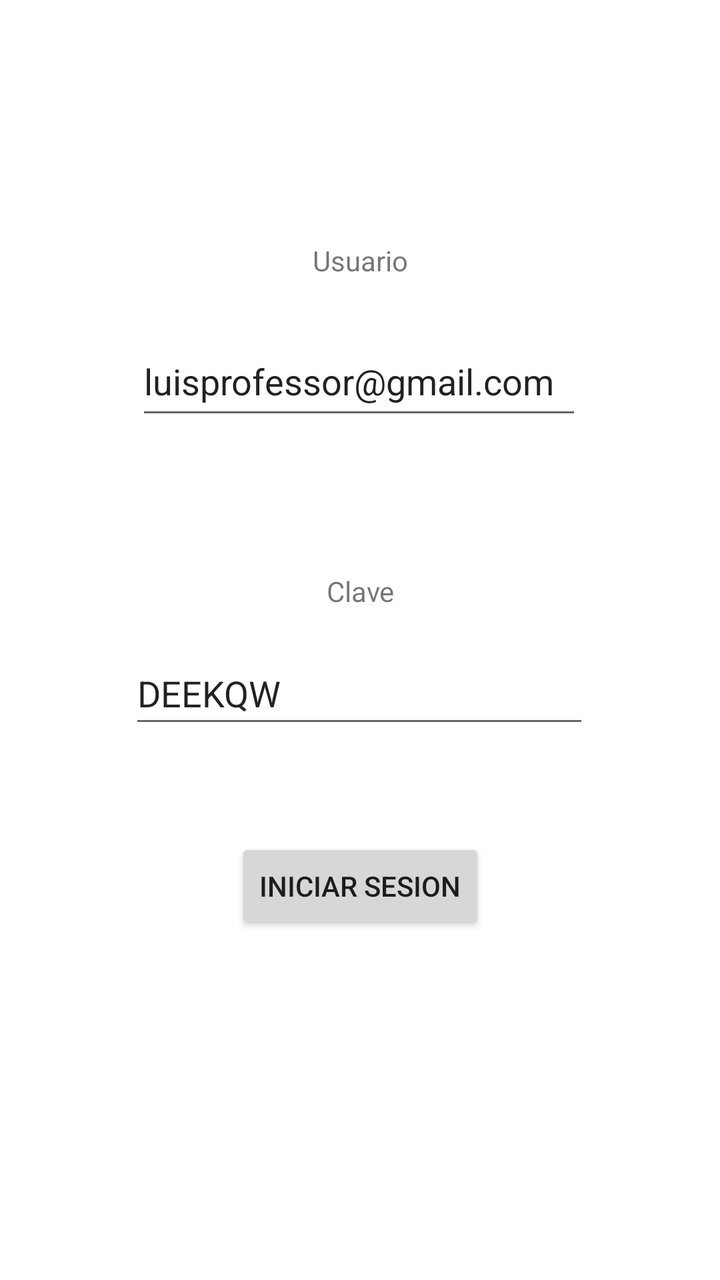
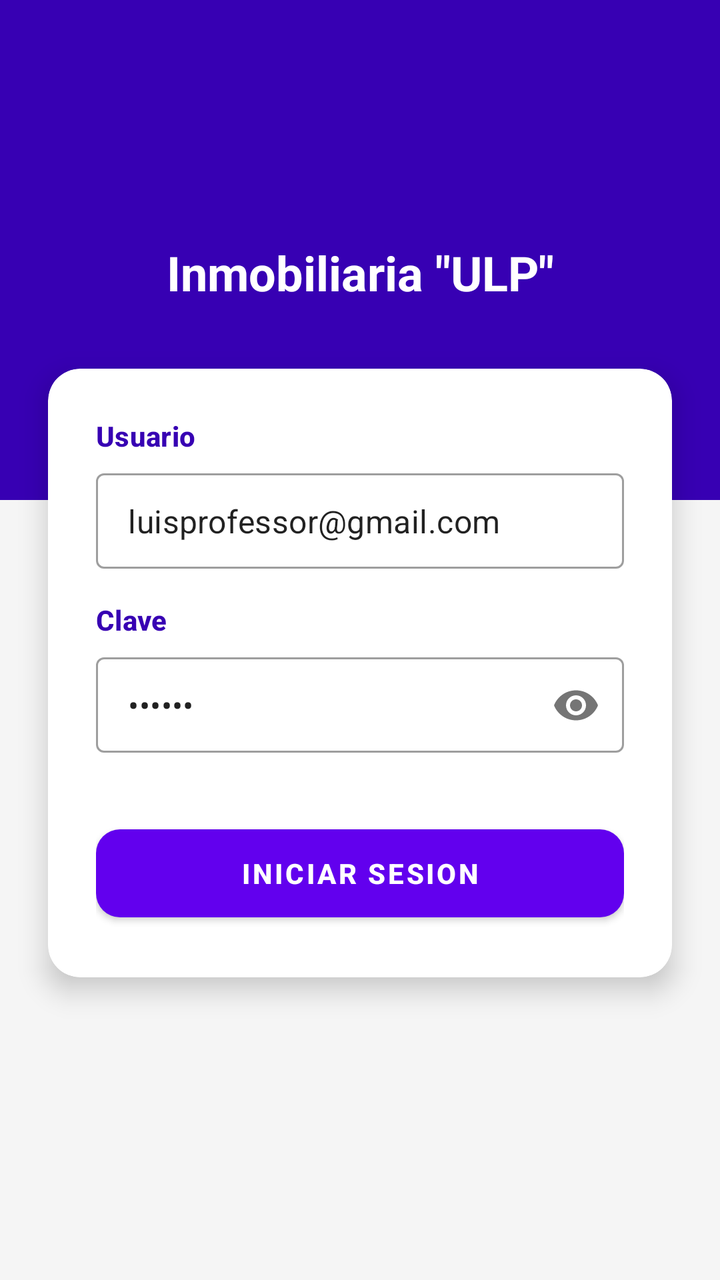

Compare the two renders of this Android layout. The source of the first and the diff that turns it into the second are given below.
<!-- AndroidManifest.xml: application theme Theme.TransversalMoviles -->
<!-- res/layout/activity_login.xml -->
<?xml version="1.0" encoding="utf-8"?>
<androidx.constraintlayout.widget.ConstraintLayout xmlns:android="http://schemas.android.com/apk/res/android"
    xmlns:app="http://schemas.android.com/apk/res-auto"
    xmlns:tools="http://schemas.android.com/tools"
    android:id="@+id/main"
    android:layout_width="match_parent"
    android:layout_height="match_parent"
    tools:context=".LoginActivity">

    <TextView
        android:id="@+id/tvUsuario"
        android:layout_width="69dp"
        android:layout_height="32dp"
        android:gravity="center"
        android:text="Usuario"
        app:layout_constraintBottom_toBottomOf="parent"
        app:layout_constraintEnd_toEndOf="parent"
        app:layout_constraintStart_toStartOf="parent"
        app:layout_constraintTop_toTopOf="parent"
        app:layout_constraintVertical_bias="0.188" />

    <EditText
        android:id="@+id/etUsuario"
        android:layout_width="223dp"
        android:layout_height="51dp"
        android:ems="10"
        android:hint="Ingrese usuario"
        android:inputType="text"
        android:text="luisprofessor@gmail.com"
        app:layout_constraintBottom_toBottomOf="parent"
        app:layout_constraintEnd_toEndOf="parent"
        app:layout_constraintHorizontal_bias="0.497"
        app:layout_constraintStart_toStartOf="parent"
        app:layout_constraintTop_toTopOf="parent"
        app:layout_constraintVertical_bias="0.278" />

    <TextView
        android:id="@+id/tvContrasenia"
        android:layout_width="65dp"
        android:layout_height="27dp"
        android:gravity="center"
        android:text="Clave"
        app:layout_constraintBottom_toTopOf="@+id/etContrasenia"
        app:layout_constraintEnd_toEndOf="parent"
        app:layout_constraintStart_toStartOf="parent"
        app:layout_constraintTop_toBottomOf="@+id/etUsuario"
        app:layout_constraintVertical_bias="0.849" />

    <EditText
        android:id="@+id/etContrasenia"
        android:layout_width="230dp"
        android:layout_height="48dp"
        android:ems="10"
        android:hint="ingrese clave"
        android:inputType="text"
        android:text="DEEKQW"
        app:layout_constraintBottom_toTopOf="@+id/btSesion"
        app:layout_constraintEnd_toEndOf="parent"
        app:layout_constraintHorizontal_bias="0.497"
        app:layout_constraintStart_toStartOf="parent"
        app:layout_constraintTop_toBottomOf="@+id/etUsuario"
        app:layout_constraintVertical_bias="0.681" />

    <Button
        android:id="@+id/btSesion"
        android:layout_width="wrap_content"
        android:layout_height="wrap_content"
        android:text="Iniciar Sesion"
        app:layout_constraintBottom_toBottomOf="parent"
        app:layout_constraintEnd_toEndOf="parent"
        app:layout_constraintStart_toStartOf="parent"
        app:layout_constraintTop_toTopOf="parent"
        app:layout_constraintVertical_bias="0.708" />

</androidx.constraintlayout.widget.ConstraintLayout>
<!-- resources referenced by this layout -->
<resources>
  <style name="Theme.TransversalMoviles" parent="Theme.MaterialComponents.DayNight.DarkActionBar">
          
          <item name="colorPrimary">@color/purple_500</item>
          <item name="colorPrimaryVariant">@color/purple_700</item>
          <item name="colorOnPrimary">@color/white</item>
          
          <item name="colorSecondary">@color/teal_200</item>
          <item name="colorSecondaryVariant">@color/teal_700</item>
          <item name="colorOnSecondary">@color/black</item>
          
          <item name="android:statusBarColor">?attr/colorPrimaryVariant</item>
          
      </style>
  <color name="purple_500">#FF6200EE</color>
  <color name="purple_700">#FF3700B3</color>
  <color name="white">#FFFFFFFF</color>
  <color name="teal_200">#FF03DAC5</color>
  <color name="teal_700">#FF018786</color>
  <color name="black">#FF000000</color>
</resources>

<!-- the commit's change to res/layout/activity_login.xml (unified diff, before → after) -->
@@ -5,71 +5,103 @@
     android:id="@+id/main"
     android:layout_width="match_parent"
     android:layout_height="match_parent"
+    android:background="#F5F5F5"
     tools:context=".LoginActivity">
 
+    <View
+        android:id="@+id/viewHeader"
+        android:layout_width="match_parent"
+        android:layout_height="250dp"
+        android:background="@color/purple_700"
+        app:layout_constraintStart_toStartOf="parent"
+        app:layout_constraintTop_toTopOf="parent" />
+
     <TextView
-        android:id="@+id/tvUsuario"
-        android:layout_width="69dp"
-        android:layout_height="32dp"
-        android:gravity="center"
-        android:text="Usuario"
-        app:layout_constraintBottom_toBottomOf="parent"
+        android:id="@+id/tvTituloInmobiliaria"
+        android:layout_width="wrap_content"
+        android:layout_height="wrap_content"
+        android:layout_marginTop="120dp"
+        android:text="Inmobiliaria &quot;ULP&quot;"
+        android:textAppearance="@style/TextAppearance.MaterialComponents.Headline5"
+        android:textColor="@color/white"
+        android:textStyle="bold"
         app:layout_constraintEnd_toEndOf="parent"
         app:layout_constraintStart_toStartOf="parent"
-        app:layout_constraintTop_toTopOf="parent"
-        app:layout_constraintVertical_bias="0.188" />
+        app:layout_constraintTop_toTopOf="parent" />
 
-    <EditText
-        android:id="@+id/etUsuario"
-        android:layout_width="223dp"
-        android:layout_height="51dp"
-        android:ems="10"
-        android:hint="Ingrese usuario"
-        android:inputType="text"
-        android:text="luisprofessor@gmail.com"
-        app:layout_constraintBottom_toBottomOf="parent"
-        app:layout_constraintEnd_toEndOf="parent"
-        app:layout_constraintHorizontal_bias="0.497"
-        app:layout_constraintStart_toStartOf="parent"
-        app:layout_constraintTop_toTopOf="parent"
-        app:layout_constraintVertical_bias="0.278" />
+    <com.google.android.material.card.MaterialCardView
+        android:layout_width="match_parent"
+        android:layout_height="wrap_content"
+        android:layout_marginHorizontal="24dp"
+        android:layout_marginTop="32dp"
+        app:cardCornerRadius="16dp"
+        app:cardElevation="8dp"
+        app:layout_constraintTop_toBottomOf="@id/tvTituloInmobiliaria">
 
-    <TextView
-        android:id="@+id/tvContrasenia"
-        android:layout_width="65dp"
-        android:layout_height="27dp"
-        android:gravity="center"
-        android:text="Clave"
-        app:layout_constraintBottom_toTopOf="@+id/etContrasenia"
-        app:layout_constraintEnd_toEndOf="parent"
-        app:layout_constraintStart_toStartOf="parent"
-        app:layout_constraintTop_toBottomOf="@+id/etUsuario"
-        app:layout_constraintVertical_bias="0.849" />
+        <LinearLayout
+            android:layout_width="match_parent"
+            android:layout_height="wrap_content"
+            android:orientation="vertical"
+            android:padding="24dp">
 
-    <EditText
-        android:id="@+id/etContrasenia"
-        android:layout_width="230dp"
-        android:layout_height="48dp"
-        android:ems="10"
-        android:hint="ingrese clave"
-        android:inputType="text"
-        android:text="DEEKQW"
-        app:layout_constraintBottom_toTopOf="@+id/btSesion"
-        app:layout_constraintEnd_toEndOf="parent"
-        app:layout_constraintHorizontal_bias="0.497"
-        app:layout_constraintStart_toStartOf="parent"
-        app:layout_constraintTop_toBottomOf="@+id/etUsuario"
-        app:layout_constraintVertical_bias="0.681" />
+            <TextView
+                android:id="@+id/tvUsuario"
+                android:layout_width="wrap_content"
+                android:layout_height="wrap_content"
+                android:text="Usuario"
+                android:textAppearance="@style/TextAppearance.MaterialComponents.Subtitle2"
+                android:textColor="@color/purple_700"
+                android:textStyle="bold" />
 
-    <Button
-        android:id="@+id/btSesion"
-        android:layout_width="wrap_content"
-        android:layout_height="wrap_content"
-        android:text="Iniciar Sesion"
-        app:layout_constraintBottom_toBottomOf="parent"
-        app:layout_constraintEnd_toEndOf="parent"
-        app:layout_constraintStart_toStartOf="parent"
-        app:layout_constraintTop_toTopOf="parent"
-        app:layout_constraintVertical_bias="0.708" />
+            <com.google.android.material.textfield.TextInputLayout
+                style="@style/Widget.MaterialComponents.TextInputLayout.OutlinedBox.Dense"
+                android:layout_width="match_parent"
+                android:layout_height="wrap_content"
+                android:layout_marginTop="4dp">
+
+                <com.google.android.material.textfield.TextInputEditText
+                    android:id="@+id/etUsuario"
+                    android:layout_width="match_parent"
+                    android:layout_height="wrap_content"
+                    android:inputType="textEmailAddress"
+                    android:text="luisprofessor@gmail.com" />
+            </com.google.android.material.textfield.TextInputLayout>
+
+            <TextView
+                android:id="@+id/tvContrasenia"
+                android:layout_width="wrap_content"
+                android:layout_height="wrap_content"
+                android:layout_marginTop="16dp"
+                android:text="Clave"
+                android:textAppearance="@style/TextAppearance.MaterialComponents.Subtitle2"
+                android:textColor="@color/purple_700"
+                android:textStyle="bold" />
+
+            <com.google.android.material.textfield.TextInputLayout
+                style="@style/Widget.MaterialComponents.TextInputLayout.OutlinedBox.Dense"
+                android:layout_width="match_parent"
+                android:layout_height="wrap_content"
+                android:layout_marginTop="4dp"
+                app:passwordToggleEnabled="true">
+
+                <com.google.android.material.textfield.TextInputEditText
+                    android:id="@+id/etContrasenia"
+                    android:layout_width="match_parent"
+                    android:layout_height="wrap_content"
+                    android:inputType="textPassword"
+                    android:text="DEEKQW" />
+            </com.google.android.material.textfield.TextInputLayout>
+
+            <com.google.android.material.button.MaterialButton
+                android:id="@+id/btSesion"
+                android:layout_width="match_parent"
+                android:layout_height="56dp"
+                android:layout_marginTop="32dp"
+                android:text="Iniciar Sesion"
+                android:textStyle="bold"
+                app:cornerRadius="12dp" />
+
+        </LinearLayout>
+    </com.google.android.material.card.MaterialCardView>
 
 </androidx.constraintlayout.widget.ConstraintLayout>
<!-- resource entries referenced after the edit -->
@@ -1,5 +1,7 @@
 <!-- resources referenced by this layout -->
 <resources>
+  <color name="purple_700">#FF3700B3</color>
+  <color name="white">#FFFFFFFF</color>
   <style name="Theme.TransversalMoviles" parent="Theme.MaterialComponents.DayNight.DarkActionBar">
           
           <item name="colorPrimary">@color/purple_500</item>
@@ -14,8 +16,6 @@
           
       </style>
   <color name="purple_500">#FF6200EE</color>
-  <color name="purple_700">#FF3700B3</color>
-  <color name="white">#FFFFFFFF</color>
   <color name="teal_200">#FF03DAC5</color>
   <color name="teal_700">#FF018786</color>
   <color name="black">#FF000000</color>
